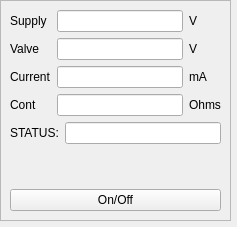
Old version of the form gcs/frontend/ui/Ui_channel_widget.ui in the repository cuspaceflight/m4-gcs.
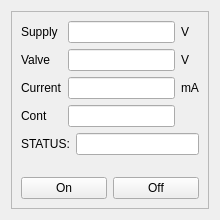
New version of the form.

Commit message: Work on frontend layout

Diff of the .ui file:
```diff
--- a/gcs/frontend/ui/Ui_channel_widget.ui
+++ b/gcs/frontend/ui/Ui_channel_widget.ui
@@ -6,45 +6,39 @@
    <rect>
     <x>0</x>
     <y>0</y>
-    <width>237</width>
-    <height>227</height>
+    <width>220</width>
+    <height>220</height>
    </rect>
   </property>
+  <property name="minimumSize">
+   <size>
+    <width>220</width>
+    <height>220</height>
+   </size>
+  </property>
   <property name="windowTitle">
    <string>Form</string>
   </property>
-  <widget class="QWidget" name="channel_widget_0" native="true">
-   <property name="geometry">
-    <rect>
-     <x>0</x>
-     <y>0</y>
-     <width>231</width>
-     <height>221</height>
-    </rect>
-   </property>
-   <widget class="QFrame" name="frame">
-    <property name="geometry">
-     <rect>
-      <x>0</x>
-      <y>0</y>
-      <width>231</width>
-      <height>221</height>
-     </rect>
-    </property>
-    <property name="frameShape">
-     <enum>QFrame::StyledPanel</enum>
-    </property>
-    <property name="frameShadow">
-     <enum>QFrame::Raised</enum>
-    </property>
-    <widget class="QWidget" name="layoutWidget">
-     <property name="geometry">
-      <rect>
-       <x>10</x>
-       <y>10</y>
-       <width>211</width>
-       <height>201</height>
-      </rect>
+  <layout class="QVBoxLayout" name="verticalLayout_2">
+   <item>
+    <widget class="QFrame" name="frame">
+     <property name="minimumSize">
+      <size>
+       <width>0</width>
+       <height>0</height>
+      </size>
+     </property>
+     <property name="maximumSize">
+      <size>
+       <width>400</width>
+       <height>400</height>
+      </size>
+     </property>
+     <property name="frameShape">
+      <enum>QFrame::StyledPanel</enum>
+     </property>
+     <property name="frameShadow">
+      <enum>QFrame::Raised</enum>
      </property>
      <layout class="QVBoxLayout" name="verticalLayout">
       <item>
@@ -56,6 +50,13 @@
           </property>
          </widget>
         </item>
+        <item row="0" column="1">
+         <widget class="QLineEdit" name="lineEdit_supply">
+          <property name="readOnly">
+           <bool>true</bool>
+          </property>
+         </widget>
+        </item>
         <item row="0" column="2">
          <widget class="QLabel" name="label_5">
           <property name="text">
@@ -70,6 +71,13 @@
           </property>
          </widget>
         </item>
+        <item row="1" column="1">
+         <widget class="QLineEdit" name="lineEdit_valve">
+          <property name="readOnly">
+           <bool>true</bool>
+          </property>
+         </widget>
+        </item>
         <item row="1" column="2">
          <widget class="QLabel" name="label_8">
           <property name="text">
@@ -84,6 +92,13 @@
           </property>
          </widget>
         </item>
+        <item row="2" column="1">
+         <widget class="QLineEdit" name="lineEdit_current">
+          <property name="readOnly">
+           <bool>true</bool>
+          </property>
+         </widget>
+        </item>
         <item row="2" column="2">
          <widget class="QLabel" name="label_14">
           <property name="text">
@@ -98,27 +113,6 @@
           </property>
          </widget>
         </item>
-        <item row="3" column="2">
-         <widget class="QLabel" name="label_15">
-          <property name="text">
-           <string>Ohms</string>
-          </property>
-         </widget>
-        </item>
-        <item row="0" column="1">
-         <widget class="QLineEdit" name="lineEdit_supply">
-          <property name="readOnly">
-           <bool>true</bool>
-          </property>
-         </widget>
-        </item>
-        <item row="1" column="1">
-         <widget class="QLineEdit" name="lineEdit_valve">
-          <property name="readOnly">
-           <bool>true</bool>
-          </property>
-         </widget>
-        </item>
         <item row="3" column="1">
          <widget class="QLineEdit" name="lineEdit_cont">
           <property name="readOnly">
@@ -126,13 +120,6 @@
           </property>
          </widget>
         </item>
-        <item row="2" column="1">
-         <widget class="QLineEdit" name="lineEdit_current">
-          <property name="readOnly">
-           <bool>true</bool>
-          </property>
-         </widget>
-        </item>
        </layout>
       </item>
       <item>
@@ -154,16 +141,27 @@
        </layout>
       </item>
       <item>
-       <widget class="QPushButton" name="pushButton">
-        <property name="text">
-         <string>On/Off</string>
-        </property>
-       </widget>
+       <layout class="QHBoxLayout" name="horizontalLayout">
+        <item>
+         <widget class="QPushButton" name="pushButton_on">
+          <property name="text">
+           <string>On</string>
+          </property>
+         </widget>
+        </item>
+        <item>
+         <widget class="QPushButton" name="pushButton_on_2">
+          <property name="text">
+           <string>Off</string>
+          </property>
+         </widget>
+        </item>
+       </layout>
       </item>
      </layout>
     </widget>
-   </widget>
-  </widget>
+   </item>
+  </layout>
  </widget>
  <resources/>
  <connections/>
```
The commit also changes 20 other files.
